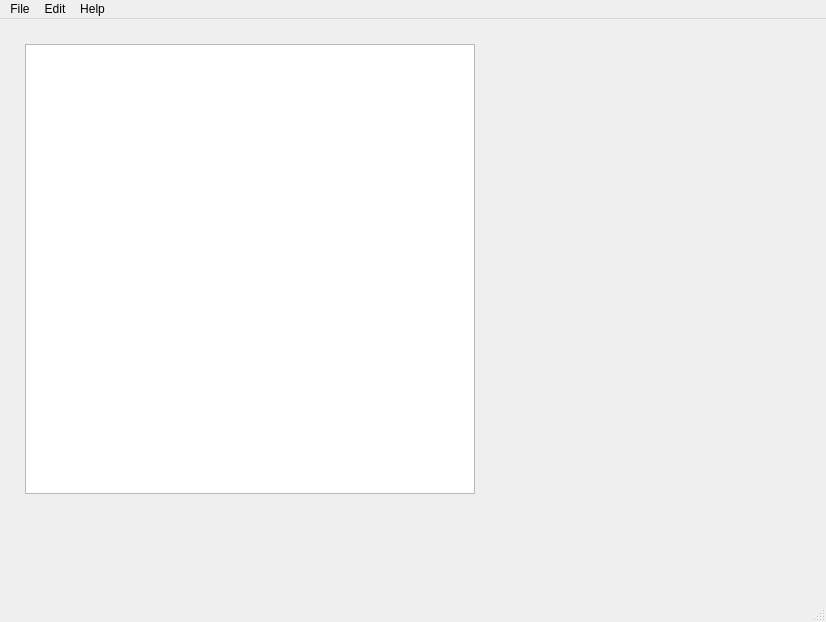
This is src/mainwindow.ui in Necktschnagge/tobor-games as Qt 5 draws it before an edit. The edited form follows.
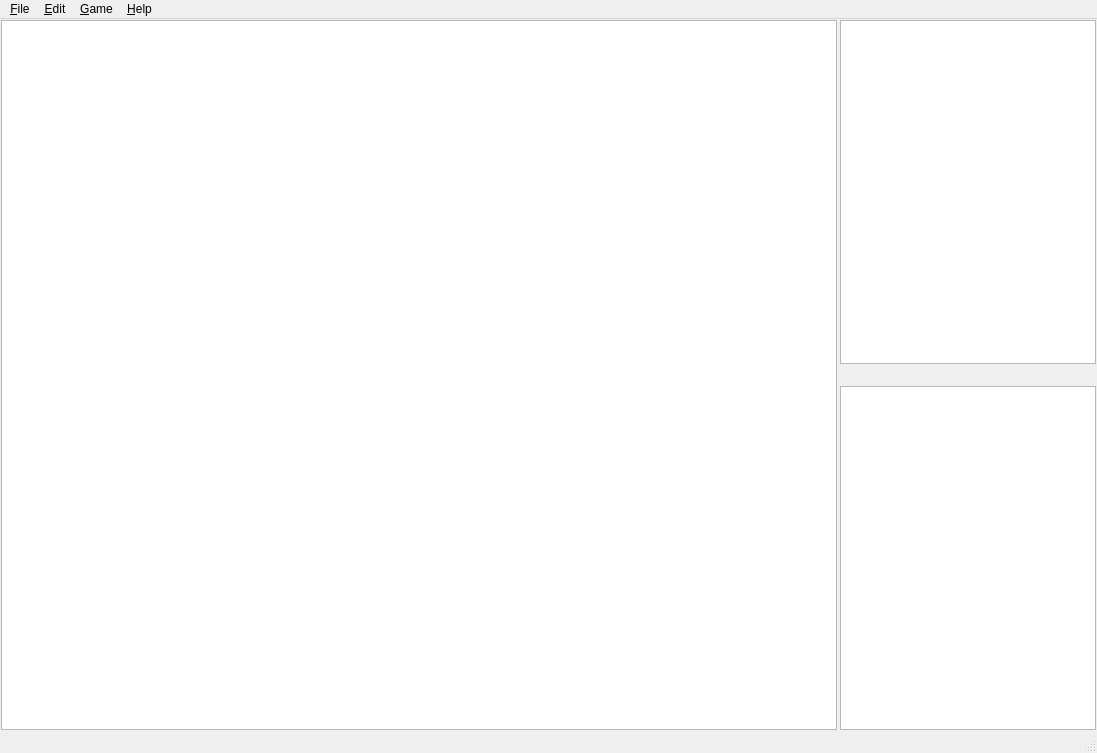
This is the edited form.

```diff
--- a/src/mainwindow.ui
+++ b/src/mainwindow.ui
@@ -6,69 +6,155 @@
       <rect>
         <x>0</x>
         <y>0</y>
-        <width>826</width>
-        <height>622</height>
-      </rect>
-    </property>
+    <width>1097</width>
+    <height>753</height>
+   </rect>
+  </property>
+  <property name="minimumSize">
+   <size>
+    <width>400</width>
+    <height>300</height>
+   </size>
+  </property>
     <property name="windowTitle">
       <string>MainWindow</string>
     </property>
     <widget class="QWidget" name="centralwidget">
-      <widget class="QWidget" name="horizontalLayoutWidget">
-        <property name="geometry">
-          <rect>
-            <x>20</x>
-            <y>20</y>
-            <width>751</width>
-            <height>521</height>
-          </rect>
-        </property>
-        <layout class="QHBoxLayout" name="horizontalLayout">
+   <layout class="QGridLayout" name="gridLayout">
+    <property name="leftMargin">
+     <number>1</number>
+    </property>
+    <property name="topMargin">
+     <number>1</number>
+    </property>
+    <property name="rightMargin">
+     <number>1</number>
+    </property>
+    <property name="bottomMargin">
+     <number>1</number>
+    </property>
+    <property name="spacing">
+     <number>2</number>
+    </property>
+    <item row="0" column="0">
+     <layout class="QHBoxLayout" name="horizontalLayout" stretch="1,0,0">
           <item>
-            <widget class="QWidget" name="widget" native="true">
               <widget class="QGraphicsView" name="graphicsView">
-                <property name="geometry">
-                  <rect>
-                    <x>5</x>
-                    <y>5</y>
-                    <width>450</width>
-                    <height>450</height>
-                  </rect>
-                </property>
-              </widget>
-            </widget>
-          </item>
-        </layout>
-      </widget>
+        <property name="minimumSize">
+         <size>
+          <width>200</width>
+          <height>200</height>
+         </size>
+        </property>
+       </widget>
+      </item>
+      <item>
+       <spacer name="horizontalSpacer">
+        <property name="orientation">
+         <enum>Qt::Horizontal</enum>
+        </property>
+        <property name="sizeType">
+         <enum>QSizePolicy::Minimum</enum>
+        </property>
+        <property name="sizeHint" stdset="0">
+         <size>
+          <width>1</width>
+          <height>1</height>
+         </size>
+        </property>
+       </spacer>
+      </item>
+      <item>
+       <layout class="QVBoxLayout" name="verticalLayout_2" stretch="0,0,0">
+        <item>
+         <widget class="QListView" name="listView"/>
+        </item>
+        <item>
+         <spacer name="verticalSpacer">
+          <property name="orientation">
+           <enum>Qt::Vertical</enum>
+          </property>
+          <property name="sizeType">
+           <enum>QSizePolicy::Maximum</enum>
+          </property>
+          <property name="sizeHint" stdset="0">
+           <size>
+            <width>0</width>
+            <height>20</height>
+           </size>
+          </property>
+         </spacer>
+        </item>
+        <item>
+         <widget class="QTreeView" name="treeView"/>
+        </item>
+       </layout>
+      </item>
+     </layout>
+    </item>
+   </layout>
     </widget>
     <widget class="QMenuBar" name="menubar">
       <property name="geometry">
         <rect>
           <x>0</x>
           <y>0</y>
-          <width>826</width>
+     <width>1097</width>
           <height>22</height>
         </rect>
       </property>
       <widget class="QMenu" name="menuFile">
         <property name="title">
-          <string>File</string>
+     <string>&amp;File</string>
         </property>
         <addaction name="actionshowSVG"/>
       </widget>
+   <widget class="QMenu" name="menuGame">
+    <property name="title">
+     <string>&amp;Game</string>
+    </property>
+    <widget class="QMenu" name="menuSelect_Piece">
+     <property name="title">
+      <string>Select &amp;Piece...</string>
+     </property>
+     <addaction name="actionRED"/>
+     <addaction name="actionYELLOW"/>
+     <addaction name="actionGREEN"/>
+     <addaction name="actionBLUE"/>
+    </widget>
+    <widget class="QMenu" name="menuMove">
+     <property name="title">
+      <string>&amp;Move...</string>
+     </property>
+     <addaction name="actionNORTH"/>
+     <addaction name="actionEAST"/>
+     <addaction name="actionSOUTH"/>
+     <addaction name="actionWEST"/>
+    </widget>
+    <addaction name="actionNewGame"/>
+    <addaction name="actionStopGame"/>
+    <addaction name="separator"/>
+    <addaction name="menuSelect_Piece"/>
+    <addaction name="menuMove"/>
+    <addaction name="separator"/>
+    <addaction name="actionStart_Solver"/>
+    <addaction name="actionSolver_Configuration"/>
+   </widget>
       <widget class="QMenu" name="menuEdit">
         <property name="title">
-          <string>Edit</string>
-        </property>
+     <string>&amp;Edit</string>
+    </property>
+    <addaction name="actionTest_ListView"/>
       </widget>
       <widget class="QMenu" name="menuHelp">
         <property name="title">
-          <string>Help</string>
+     <string>&amp;Help</string>
         </property>
         <addaction name="actionAbout"/>
       </widget>
       <addaction name="menuFile"/>
       <addaction name="menuEdit"/>
+   <addaction name="menuGame"/>
       <addaction name="menuHelp"/>
     </widget>
     <widget class="QStatusBar" name="statusbar"/>
```
Left out of the diff: 118 changed lines with no effect on the pictures. Lines whose indentation alone changed are shown as unchanged.
